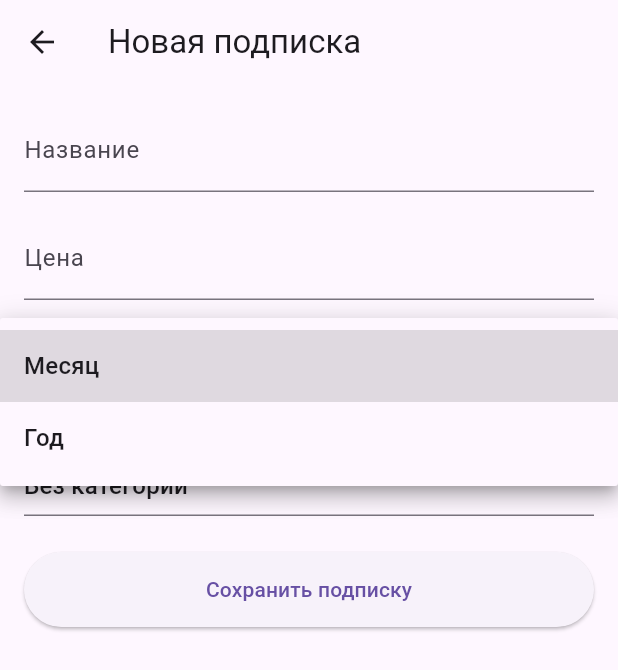
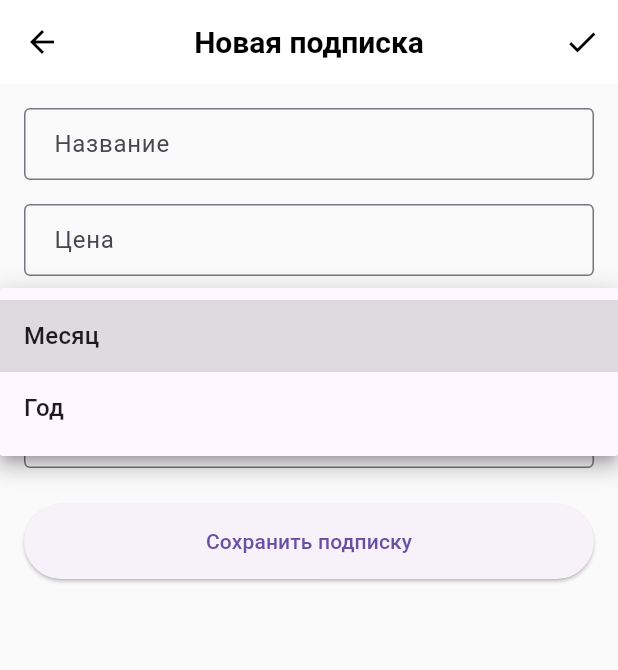
Before and after one commit to xgeronimo/SubControl, a Flutter app: the screen it shows after launch, item 3 of the bottom bar chosen, after a tap on "Месяц", on a phone screen of 412 x 824 dp. Shown: the top 670 px of the screen. Run offline on Flutter 3.47's test engine with Material 3 defaults, Android fonts, the phone set to English and light mode, and no system bars; our stand-ins replace hive, hive_flutter; accounts and stored records are empty.

Commit message:
bug fixes

```diff
--- a/lib/main.dart
+++ b/lib/main.dart
@@ -1,10 +1,11 @@
 import 'package:flutter/material.dart';
-import 'package:hive_flutter/hive_flutter.dart';
 import 'screens/subscriptions_screen.dart';
 import 'screens/categories_screen.dart';
-import 'screens/add_item_screen.dart';
+import 'screens/add_subscription_screen.dart';
 import 'screens/settings_screen.dart';
+import 'screens/add_category_screen.dart';
 import 'services/hive_service.dart';
+import 'theme/theme.dart';
 
 void main() async {
   WidgetsFlutterBinding.ensureInitialized();
@@ -18,18 +19,14 @@ class MyApp extends StatelessWidget {
   @override
   Widget build(BuildContext context) {
     return MaterialApp(
-      title: 'Подписки',
-      theme: ThemeData(
-        primarySwatch: Colors.blue,
-        bottomNavigationBarTheme: const BottomNavigationBarThemeData(
-          backgroundColor: Colors.white,
-          selectedItemColor: Colors.blue,
-          unselectedItemColor: Colors.grey,
-          elevation: 10,
-          type: BottomNavigationBarType.fixed,
-        ),
-      ),
-      home: const MainScreen(),
+      title: 'Менеджер подписок',
+      theme: appTheme,
+      initialRoute: '/',
+      routes: {
+        '/': (context) => const MainScreen(),
+        '/add-subscription': (context) => const AddSubscriptionScreen(),
+        '/add-category': (context) => const AddCategoryScreen(),
+      },
     );
   }
 }
@@ -46,8 +43,7 @@ class _MainScreenState extends State<MainScreen> {
 
   final List<Widget> _screens = [
     const SubscriptionsScreen(),
-    CategoriesScreen(),
-    Container(),
+    const CategoriesScreen(),
     SettingsScreen(),
   ];
 
@@ -58,31 +54,12 @@ class _MainScreenState extends State<MainScreen> {
         index: _selectedIndex,
         children: _screens,
       ),
-      bottomNavigationBar: Container(
-        decoration: BoxDecoration(
-          boxShadow: [
-            BoxShadow(
-              color: Colors.grey.withOpacity(0.3),
-              spreadRadius: 2,
-              blurRadius: 10,
-              offset: const Offset(0, -2),
-            ),
-          ],
-        ),
-        child: BottomNavigationBar(
+      bottomNavigationBar: BottomNavigationBar(
         currentIndex: _selectedIndex,
         onTap: (index) {
           if (index == 2) {
-              Navigator.push(
-                context,
-                MaterialPageRoute(
-                  builder: (context) => const AddItemScreen(),
-                ),
-              ).then((_) {
-                if (_selectedIndex == 0) {
-                  setState(() {});
-                }
-              });
+            // Если нажали на кнопку добавления
+            Navigator.pushNamed(context, '/add-subscription');
           } else {
             setState(() {
               _selectedIndex = index;
@@ -102,12 +79,7 @@ class _MainScreenState extends State<MainScreen> {
             icon: Icon(Icons.add),
             label: 'Добавить',
           ),
-            BottomNavigationBarItem(
-              icon: Icon(Icons.settings),
-              label: 'Настройки',
-            ),
         ],
-        ),
       ),
     );
   }
--- a/lib/screens/add_item_screen.dart
+++ b/lib/screens/add_subscription_screen.dart
@@ -1,18 +1,15 @@
 import 'package:flutter/material.dart';
 import '../models/subscription_model.dart';
 import '../services/hive_service.dart';
-import 'subscriptions_screen.dart';
 
-class AddItemScreen extends StatefulWidget {
-  final String? preselectedCategory;
-
-  const AddItemScreen({Key? key, this.preselectedCategory}) : super(key: key);
+class AddSubscriptionScreen extends StatefulWidget {
+  const AddSubscriptionScreen({Key? key}) : super(key: key);
 
   @override
-  State<AddItemScreen> createState() => _AddItemScreenState();
+  _AddSubscriptionScreenState createState() => _AddSubscriptionScreenState();
 }
 
-class _AddItemScreenState extends State<AddItemScreen> {
+class _AddSubscriptionScreenState extends State<AddSubscriptionScreen> {
   final _formKey = GlobalKey<FormState>();
   final _nameController = TextEditingController();
   final _priceController = TextEditingController();
@@ -20,38 +17,49 @@ class _AddItemScreenState extends State<AddItemScreen> {
   String? _selectedCategory;
 
   @override
-  void initState() {
-    super.initState();
-    _selectedCategory = widget.preselectedCategory;
-  }
-
-  @override
   Widget build(BuildContext context) {
     return Scaffold(
       appBar: AppBar(
         title: const Text('Новая подписка'),
+        actions: [
+          IconButton(
+            icon: const Icon(Icons.check),
+            onPressed: _addSubscription,
+          ),
+        ],
       ),
       body: Padding(
         padding: const EdgeInsets.all(16.0),
         child: Form(
           key: _formKey,
-          child: Column(
+          child: ListView(
             children: [
               TextFormField(
                 controller: _nameController,
-                decoration: const InputDecoration(labelText: 'Название'),
-                validator: (value) => value!.isEmpty ? 'Введите название' : null,
+                decoration: const InputDecoration(
+                  labelText: 'Название',
+                  border: OutlineInputBorder(),
+                ),
+                validator: (value) =>
+                    value!.isEmpty ? 'Введите название' : null,
               ),
               const SizedBox(height: 16),
               TextFormField(
                 controller: _priceController,
-                decoration: const InputDecoration(labelText: 'Цена'),
+                decoration: const InputDecoration(
+                  labelText: 'Цена',
+                  border: OutlineInputBorder(),
+                ),
                 keyboardType: TextInputType.number,
                 validator: (value) => value!.isEmpty ? 'Введите цену' : null,
               ),
               const SizedBox(height: 16),
               DropdownButtonFormField<String>(
                 value: _paymentPeriod,
+                decoration: const InputDecoration(
+                  labelText: 'Период оплаты',
+                  border: OutlineInputBorder(),
+                ),
                 items: ['Месяц', 'Год'].map((String value) {
                   return DropdownMenuItem<String>(
                     value: value,
@@ -59,11 +67,14 @@ class _AddItemScreenState extends State<AddItemScreen> {
                   );
                 }).toList(),
                 onChanged: (value) => setState(() => _paymentPeriod = value!),
-                decoration: const InputDecoration(labelText: 'Период оплаты'),
               ),
               const SizedBox(height: 16),
               DropdownButtonFormField<String>(
                 value: _selectedCategory,
+                decoration: const InputDecoration(
+                  labelText: 'Категория',
+                  border: OutlineInputBorder(),
+                ),
                 items: [
                   const DropdownMenuItem(
                     value: null,
@@ -79,7 +90,6 @@ class _AddItemScreenState extends State<AddItemScreen> {
                   }),
                 ],
                 onChanged: (value) => setState(() => _selectedCategory = value),
-                decoration: const InputDecoration(labelText: 'Категория'),
               ),
               const SizedBox(height: 24),
               ElevatedButton(
@@ -106,9 +116,7 @@ class _AddItemScreenState extends State<AddItemScreen> {
       );
 
       HiveService.addSubscription(subscription);
-
-      // Возвращаемся на предыдущий экран (который должен быть SubscriptionsScreen)
-      Navigator.of(context).pop();
+      Navigator.pop(context);
     }
   }
 
--- a/lib/screens/category_detail_screen.dart
+++ b/lib/screens/category_detail_screen.dart
@@ -29,7 +29,8 @@ class _CategoryDetailScreenState extends State<CategoryDetailScreen> {
   }
 
   void _loadSubscriptions() {
-    _subscriptions = HiveService.getSubscriptionsByCategory(widget.category.name);
+    _subscriptions =
+        HiveService.getSubscriptionsByCategory(widget.category.name);
   }
 
   void _refreshSubscriptions() {
@@ -82,7 +83,8 @@ class _CategoryDetailScreenState extends State<CategoryDetailScreen> {
                 final subscription = _subscriptions[index];
                 return SubscriptionCard(
                   subscription: subscription,
-            onTap: () => _navigateToSubscriptionDetail(subscription, index),
+                  onTap: () =>
+                      _navigateToSubscriptionDetail(subscription, index),
                 );
               },
             ),
--- /dev/null
+++ b/lib/theme/theme.dart
@@ -0,0 +1,40 @@
+import 'package:flutter/material.dart';
+
+final ThemeData appTheme = ThemeData(
+  primarySwatch: Colors.blue,
+  scaffoldBackgroundColor: Colors.grey[50],
+  appBarTheme: const AppBarTheme(
+    elevation: 0,
+    centerTitle: true,
+    backgroundColor: Colors.white,
+    foregroundColor: Colors.black,
+    titleTextStyle: TextStyle(
+      color: Colors.black,
+      fontSize: 20,
+      fontWeight: FontWeight.bold,
+    ),
+  ),
+  bottomNavigationBarTheme: const BottomNavigationBarThemeData(
+    backgroundColor: Colors.white,
+    selectedItemColor: Colors.blue,
+    unselectedItemColor: Colors.grey,
+    elevation: 10,
+    type: BottomNavigationBarType.fixed,
+  ),
+  cardTheme: CardTheme(
+    elevation: 4,
+    shape: RoundedRectangleBorder(
+      borderRadius: BorderRadius.circular(12),
+    ),
+    margin: EdgeInsets.zero,
+  ),
+  inputDecorationTheme: InputDecorationTheme(
+    border: OutlineInputBorder(
+      borderRadius: BorderRadius.circular(8),
+    ),
+    contentPadding: const EdgeInsets.symmetric(
+      horizontal: 16,
+      vertical: 12,
+    ),
+  ),
+);
--- a/lib/widgets/subscription_card.dart
+++ b/lib/widgets/subscription_card.dart
@@ -19,7 +19,8 @@ class SubscriptionCard extends StatelessWidget {
         subtitle: Column(
           crossAxisAlignment: CrossAxisAlignment.start,
           children: [
-            Text('Цена: ${subscription.price} руб./${subscription.paymentPeriod}'),
+            Text(
+                'Цена: ${subscription.price} руб./${subscription.paymentPeriod}'),
             Text('Категория: ${subscription.category}'),
           ],
         ),
```
Also changed, not shown: lib/screens/add_category_screen.dart (added, +73 -0 lines), lib/screens/categories_screen.dart (+141 -10 lines), lib/screens/subscription_detail_screen.dart (+10 -4 lines), lib/screens/subscriptions_screen.dart (+9 -5 lines), lib/services/hive_service.dart (+6 -3 lines), lib/models/category_model.dart (line endings or trailing spaces), lib/models/subscription_model.dart (line endings or trailing spaces), lib/screens/settings_screen.dart (line endings or trailing spaces). Lines whose indentation alone changed are shown as unchanged.
